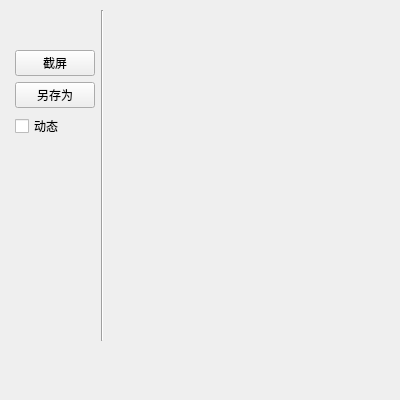
First picture: the form in screenform.ui, repository BAT6188/kedacom-android-tool, before the edit.
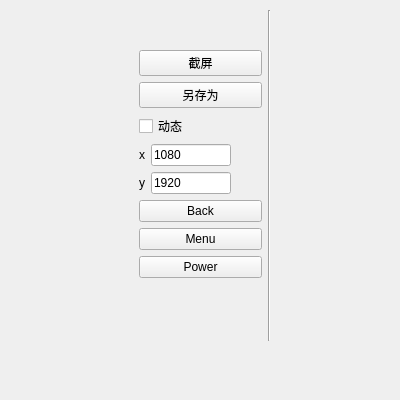
Second picture: the form after the edit.

```diff
--- a/screenform.ui
+++ b/screenform.ui
@@ -42,38 +42,6 @@
       </property>
      </widget>
     </item>
-    <item row="0" column="4">
-     <spacer name="horizontalSpacer">
-      <property name="orientation">
-       <enum>Qt::Horizontal</enum>
-      </property>
-      <property name="sizeType">
-       <enum>QSizePolicy::Fixed</enum>
-      </property>
-      <property name="sizeHint" stdset="0">
-       <size>
-        <width>40</width>
-        <height>20</height>
-       </size>
-      </property>
-     </spacer>
-    </item>
-    <item row="0" column="0">
-     <spacer name="horizontalSpacer_2">
-      <property name="orientation">
-       <enum>Qt::Horizontal</enum>
-      </property>
-      <property name="sizeType">
-       <enum>QSizePolicy::Fixed</enum>
-      </property>
-      <property name="sizeHint" stdset="0">
-       <size>
-        <width>5</width>
-        <height>20</height>
-       </size>
-      </property>
-     </spacer>
-    </item>
     <item row="0" column="1">
      <layout class="QVBoxLayout" name="verticalLayout">
       <item>
@@ -113,6 +81,71 @@
         </property>
        </widget>
       </item>
+      <item>
+       <layout class="QFormLayout" name="formLayout">
+        <item row="0" column="0">
+         <widget class="QLabel" name="label">
+          <property name="text">
+           <string>x</string>
+          </property>
+         </widget>
+        </item>
+        <item row="1" column="0">
+         <widget class="QLabel" name="label_3">
+          <property name="text">
+           <string>y</string>
+          </property>
+         </widget>
+        </item>
+        <item row="0" column="1">
+         <widget class="QLineEdit" name="x_width">
+          <property name="maximumSize">
+           <size>
+            <width>80</width>
+            <height>80</height>
+           </size>
+          </property>
+          <property name="text">
+           <string>1080</string>
+          </property>
+         </widget>
+        </item>
+        <item row="1" column="1">
+         <widget class="QLineEdit" name="y_height">
+          <property name="maximumSize">
+           <size>
+            <width>80</width>
+            <height>16777215</height>
+           </size>
+          </property>
+          <property name="text">
+           <string>1920</string>
+          </property>
+         </widget>
+        </item>
+       </layout>
+      </item>
+      <item>
+       <widget class="QPushButton" name="backBtn">
+        <property name="text">
+         <string>Back</string>
+        </property>
+       </widget>
+      </item>
+      <item>
+       <widget class="QPushButton" name="menuBtn">
+        <property name="text">
+         <string>Menu</string>
+        </property>
+       </widget>
+      </item>
+      <item>
+       <widget class="QPushButton" name="powerBtn">
+        <property name="text">
+         <string>Power</string>
+        </property>
+       </widget>
+      </item>
       <item>
        <spacer name="verticalSpacer">
         <property name="orientation">
@@ -144,7 +177,7 @@
       </property>
      </spacer>
     </item>
-    <item row="0" column="3">
+    <item row="0" column="0">
      <widget class="QLabel" name="labelScreen">
       <property name="sizePolicy">
        <sizepolicy hsizetype="Expanding" vsizetype="Expanding">
```
